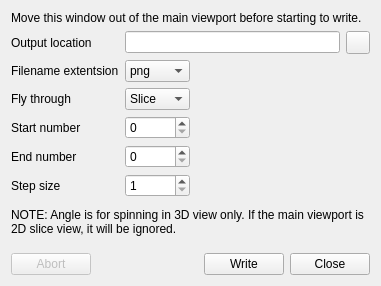
Qt form freeview/DialogWriteMovieFrames.ui (freesurfer/freesurfer) before a commit.
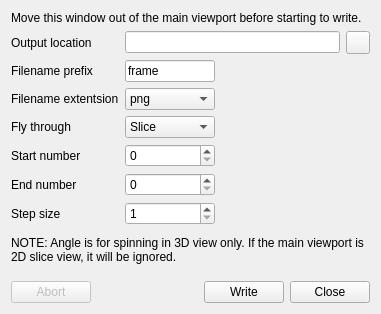
The same form after that commit. Icons and pictures are not drawn.

Commit message: add option to set prefix for writing movie frames. Fixed numbering issue.

Patch:
```diff
--- a/freeview/DialogWriteMovieFrames.ui
+++ b/freeview/DialogWriteMovieFrames.ui
@@ -6,8 +6,8 @@
    <rect>
     <x>0</x>
     <y>0</y>
-    <width>478</width>
-    <height>353</height>
+    <width>443</width>
+    <height>409</height>
    </rect>
   </property>
   <property name="windowTitle">
@@ -57,18 +57,18 @@
        </property>
       </widget>
      </item>
-     <item row="1" column="0">
+     <item row="2" column="0">
       <widget class="QLabel" name="label_2">
        <property name="text">
         <string>Filename extentsion</string>
        </property>
       </widget>
      </item>
-     <item row="1" column="1">
+     <item row="2" column="1">
       <widget class="QComboBox" name="comboBoxExtension">
        <property name="maximumSize">
         <size>
-         <width>80</width>
+         <width>90</width>
          <height>16777215</height>
         </size>
        </property>
@@ -89,7 +89,7 @@
        </item>
       </widget>
      </item>
-     <item row="1" column="2">
+     <item row="2" column="2">
       <spacer name="horizontalSpacer_2">
        <property name="orientation">
         <enum>Qt::Horizontal</enum>
@@ -102,7 +102,7 @@
        </property>
       </spacer>
      </item>
-     <item row="3" column="1">
+     <item row="4" column="1">
       <widget class="QSpinBox" name="spinBoxStart">
        <property name="minimum">
         <number>0</number>
@@ -115,14 +115,14 @@
        </property>
       </widget>
      </item>
-     <item row="4" column="0">
+     <item row="5" column="0">
       <widget class="QLabel" name="labelEndNumber">
        <property name="text">
         <string>End number</string>
        </property>
       </widget>
      </item>
-     <item row="4" column="1">
+     <item row="5" column="1">
       <widget class="QSpinBox" name="spinBoxEnd">
        <property name="minimum">
         <number>0</number>
@@ -135,14 +135,14 @@
        </property>
       </widget>
      </item>
-     <item row="3" column="0">
+     <item row="4" column="0">
       <widget class="QLabel" name="labelStartNumber">
        <property name="text">
         <string>Start number</string>
        </property>
       </widget>
      </item>
-     <item row="5" column="1">
+     <item row="6" column="1">
       <widget class="QSpinBox" name="spinBoxStep">
        <property name="minimum">
         <number>1</number>
@@ -152,21 +152,21 @@
        </property>
       </widget>
      </item>
-     <item row="5" column="0">
+     <item row="6" column="0">
       <widget class="QLabel" name="labelSliceStep">
        <property name="text">
         <string>Step size</string>
        </property>
       </widget>
      </item>
-     <item row="2" column="0">
+     <item row="3" column="0">
       <widget class="QLabel" name="labelFlyThrough">
        <property name="text">
         <string>Fly through</string>
        </property>
       </widget>
      </item>
-     <item row="2" column="1">
+     <item row="3" column="1">
       <widget class="QComboBox" name="comboBoxFlyThrough">
        <item>
         <property name="text">
@@ -185,6 +185,26 @@
        </item>
       </widget>
      </item>
+     <item row="1" column="0">
+      <widget class="QLabel" name="label_3">
+       <property name="text">
+        <string>Filename prefix</string>
+       </property>
+      </widget>
+     </item>
+     <item row="1" column="1">
+      <widget class="QLineEdit" name="lineEditFilenamePrefix">
+       <property name="maximumSize">
+        <size>
+         <width>90</width>
+         <height>16777215</height>
+        </size>
+       </property>
+       <property name="text">
+        <string>frame</string>
+       </property>
+      </widget>
+     </item>
     </layout>
    </item>
    <item>
```
The commit also changes 3 other files.
